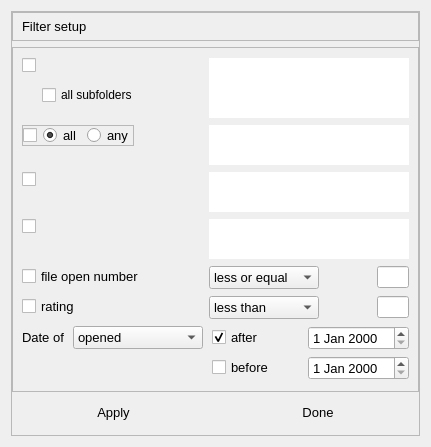
Qt form src/widgets/set_filter.ui (Michal-D4/fileo) before a commit.
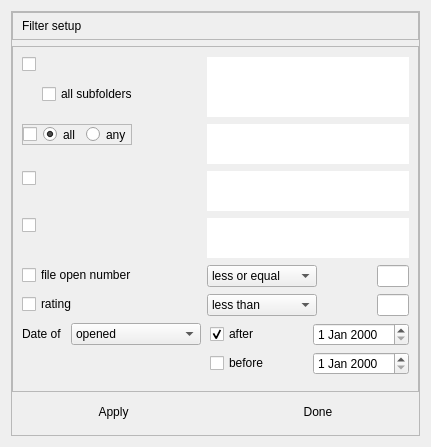
The same form after that commit.

```diff
--- a/src/widgets/set_filter.ui
+++ b/src/widgets/set_filter.ui
@@ -55,11 +55,6 @@
          </property>
          <item>
           <widget class="QLabel" name="hdr_lbl">
-           <property name="font">
-            <font>
-             <pointsize>10</pointsize>
-            </font>
-           </property>
            <property name="text">
             <string>Filter setup</string>
            </property>
@@ -84,14 +79,6 @@
            </property>
            <item>
             <widget class="QCheckBox" name="selected_dir">
-             <property name="font">
-              <font>
-               <family>MS Shell Dlg 2</family>
-               <pointsize>10</pointsize>
-               <weight>50</weight>
-               <bold>false</bold>
-              </font>
-             </property>
              <property name="checked">
               <bool>false</bool>
              </property>
@@ -174,14 +161,6 @@
             </property>
             <item>
              <widget class="QCheckBox" name="selected_tag">
-              <property name="font">
-               <font>
-                <family>MS Shell Dlg 2</family>
-                <pointsize>10</pointsize>
-                <weight>50</weight>
-                <bold>false</bold>
-               </font>
-              </property>
               <property name="checked">
                <bool>false</bool>
               </property>
@@ -189,13 +168,6 @@
             </item>
             <item>
              <widget class="QRadioButton" name="all_btn">
-              <property name="font">
-               <font>
-                <pointsize>10</pointsize>
-                <weight>50</weight>
-                <bold>false</bold>
-               </font>
-              </property>
               <property name="text">
                <string>all</string>
               </property>
@@ -206,13 +178,6 @@
             </item>
             <item>
              <widget class="QRadioButton" name="any_btn">
-              <property name="font">
-               <font>
-                <pointsize>10</pointsize>
-                <weight>50</weight>
-                <bold>false</bold>
-               </font>
-              </property>
               <property name="text">
                <string>any</string>
               </property>
@@ -242,14 +207,6 @@
          </item>
          <item row="3" column="0">
           <widget class="QCheckBox" name="selected_ext">
-           <property name="font">
-            <font>
-             <family>MS Shell Dlg 2</family>
-             <pointsize>10</pointsize>
-             <weight>50</weight>
-             <bold>false</bold>
-            </font>
-           </property>
           </widget>
          </item>
          <item row="3" column="1">
@@ -273,14 +230,6 @@
          </item>
          <item row="4" column="0">
           <widget class="QCheckBox" name="selected_author">
-           <property name="font">
-            <font>
-             <family>MS Shell Dlg 2</family>
-             <pointsize>10</pointsize>
-             <weight>50</weight>
-             <bold>false</bold>
-            </font>
-           </property>
           </widget>
          </item>
          <item row="4" column="1">
@@ -304,11 +253,6 @@
          </item>
          <item row="5" column="0">
           <widget class="QCheckBox" name="open_sel">
-           <property name="font">
-            <font>
-             <pointsize>10</pointsize>
-            </font>
-           </property>
            <property name="text">
             <string>file open number</string>
            </property>
@@ -324,11 +268,6 @@
                <height>0</height>
               </size>
              </property>
-             <property name="font">
-              <font>
-               <pointsize>10</pointsize>
-              </font>
-             </property>
              <item>
               <property name="text">
                <string>less or equal</string>
@@ -383,11 +322,6 @@
          </item>
          <item row="6" column="0">
           <widget class="QCheckBox" name="rating_sel">
-           <property name="font">
-            <font>
-             <pointsize>10</pointsize>
-            </font>
-           </property>
            <property name="text">
             <string>rating</string>
            </property>
@@ -403,11 +337,6 @@
                <height>0</height>
               </size>
              </property>
-             <property name="font">
-              <font>
-               <pointsize>10</pointsize>
-              </font>
-             </property>
              <item>
               <property name="text">
                <string>less than</string>
@@ -472,11 +401,6 @@
            </property>
            <item>
             <widget class="QLabel" name="label_2">
-             <property name="font">
-              <font>
-               <pointsize>10</pointsize>
-              </font>
-             </property>
              <property name="text">
               <string>Date of</string>
              </property>
@@ -490,11 +414,6 @@
                <height>0</height>
               </size>
              </property>
-             <property name="font">
-              <font>
-               <pointsize>10</pointsize>
-              </font>
-             </property>
              <item>
               <property name="text">
                <string>opened</string>
@@ -528,14 +447,6 @@
              </property>
              <item>
               <widget class="QCheckBox" name="after">
-               <property name="font">
-                <font>
-                 <family>MS Shell Dlg 2</family>
-                 <pointsize>10</pointsize>
-                 <weight>50</weight>
-                 <bold>false</bold>
-                </font>
-               </property>
                <property name="text">
                 <string>after</string>
                </property>
@@ -546,11 +457,6 @@
              </item>
              <item>
               <widget class="QDateEdit" name="after_date">
-               <property name="font">
-                <font>
-                 <pointsize>10</pointsize>
-                </font>
-               </property>
               </widget>
              </item>
             </layout>
@@ -562,14 +468,6 @@
              </property>
              <item>
               <widget class="QCheckBox" name="before">
-               <property name="font">
-                <font>
-                 <family>MS Shell Dlg 2</family>
-                 <pointsize>10</pointsize>
-                 <weight>50</weight>
-                 <bold>false</bold>
-                </font>
-               </property>
                <property name="text">
                 <string>before</string>
                </property>
@@ -577,11 +475,6 @@
              </item>
              <item>
               <widget class="QDateEdit" name="before_date">
-               <property name="font">
-                <font>
-                 <pointsize>10</pointsize>
-                </font>
-               </property>
               </widget>
              </item>
             </layout>
@@ -616,11 +509,6 @@
             <height>28</height>
            </size>
           </property>
-          <property name="font">
-           <font>
-            <pointsize>10</pointsize>
-           </font>
-          </property>
           <property name="text">
            <string>Apply</string>
           </property>
@@ -637,11 +525,6 @@
             <height>28</height>
            </size>
           </property>
-          <property name="font">
-           <font>
-            <pointsize>10</pointsize>
-           </font>
-          </property>
           <property name="text">
            <string>Done</string>
           </property>
```
